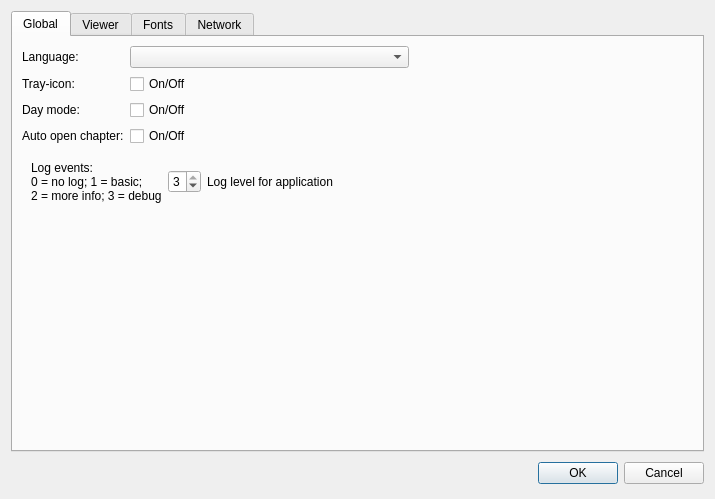
Above: src/gui/dialogs/settings/settings.ui from axsapronov/QSopherim before the change. Below: the same form after it.
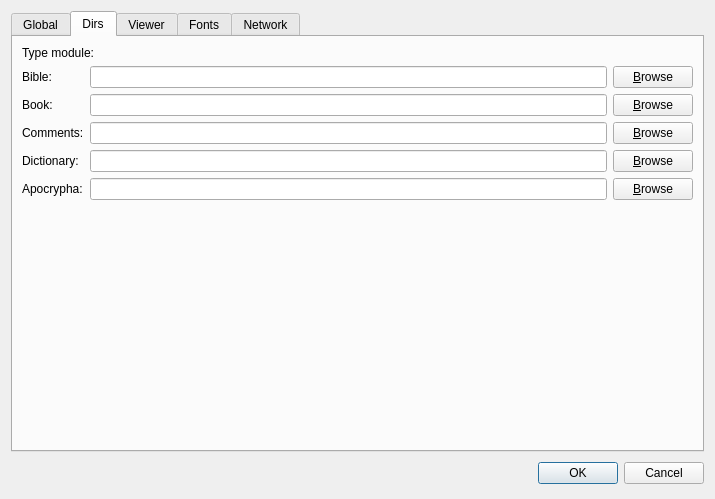
That is the form after the change. The open tabs and pages were chosen to show the change.

```diff
--- a/src/gui/dialogs/settings/settings.ui
+++ b/src/gui/dialogs/settings/settings.ui
@@ -173,6 +173,118 @@
        </item>
       </layout>
      </widget>
+     <widget class="QWidget" name="tab_2">
+      <attribute name="title">
+       <string>Dirs</string>
+      </attribute>
+      <layout class="QGridLayout" name="gridLayout_6">
+       <item row="1" column="2">
+        <widget class="QPushButton" name="pBBrowseDirBible">
+         <property name="text">
+          <string>&amp;Browse</string>
+         </property>
+        </widget>
+       </item>
+       <item row="1" column="1">
+        <widget class="QLineEdit" name="LEDirBible"/>
+       </item>
+       <item row="3" column="1">
+        <widget class="QLineEdit" name="LEDirComments"/>
+       </item>
+       <item row="2" column="1">
+        <widget class="QLineEdit" name="LEDirBook"/>
+       </item>
+       <item row="2" column="0">
+        <widget class="QLabel" name="label_4">
+         <property name="text">
+          <string>Book:</string>
+         </property>
+        </widget>
+       </item>
+       <item row="5" column="1">
+        <widget class="QLineEdit" name="LEDirApocrypha"/>
+       </item>
+       <item row="4" column="2">
+        <widget class="QPushButton" name="pBBrowseDirDictionary">
+         <property name="text">
+          <string>&amp;Browse</string>
+         </property>
+        </widget>
+       </item>
+       <item row="6" column="1">
+        <spacer name="verticalSpacer_2">
+         <property name="orientation">
+          <enum>Qt::Vertical</enum>
+         </property>
+         <property name="sizeHint" stdset="0">
+          <size>
+           <width>20</width>
+           <height>222</height>
+          </size>
+         </property>
+        </spacer>
+       </item>
+       <item row="3" column="0">
+        <widget class="QLabel" name="label_25">
+         <property name="text">
+          <string>Comments:</string>
+         </property>
+        </widget>
+       </item>
+       <item row="5" column="0">
+        <widget class="QLabel" name="label_27">
+         <property name="text">
+          <string>Apocrypha:</string>
+         </property>
+        </widget>
+       </item>
+       <item row="4" column="1">
+        <widget class="QLineEdit" name="LEDirDictionary"/>
+       </item>
+       <item row="2" column="2">
+        <widget class="QPushButton" name="pBBrowseDirBook">
+         <property name="text">
+          <string>&amp;Browse</string>
+         </property>
+        </widget>
+       </item>
+       <item row="3" column="2">
+        <widget class="QPushButton" name="pBBrowseDirComments">
+         <property name="text">
+          <string>&amp;Browse</string>
+         </property>
+        </widget>
+       </item>
+       <item row="1" column="0">
+        <widget class="QLabel" name="label_3">
+         <property name="text">
+          <string>Bible:</string>
+         </property>
+        </widget>
+       </item>
+       <item row="4" column="0">
+        <widget class="QLabel" name="label_26">
+         <property name="text">
+          <string>Dictionary:</string>
+         </property>
+        </widget>
+       </item>
+       <item row="5" column="2">
+        <widget class="QPushButton" name="pBBrowseDirApocrypha">
+         <property name="text">
+          <string>&amp;Browse</string>
+         </property>
+        </widget>
+       </item>
+       <item row="0" column="0" colspan="2">
+        <widget class="QLabel" name="label_28">
+         <property name="text">
+          <string>Type module:</string>
+         </property>
+        </widget>
+       </item>
+      </layout>
+     </widget>
      <widget class="QWidget" name="tab_4">
       <attribute name="title">
        <string>Viewer</string>
```
Left out of the diff: 20 changed lines with no effect on the pictures.
